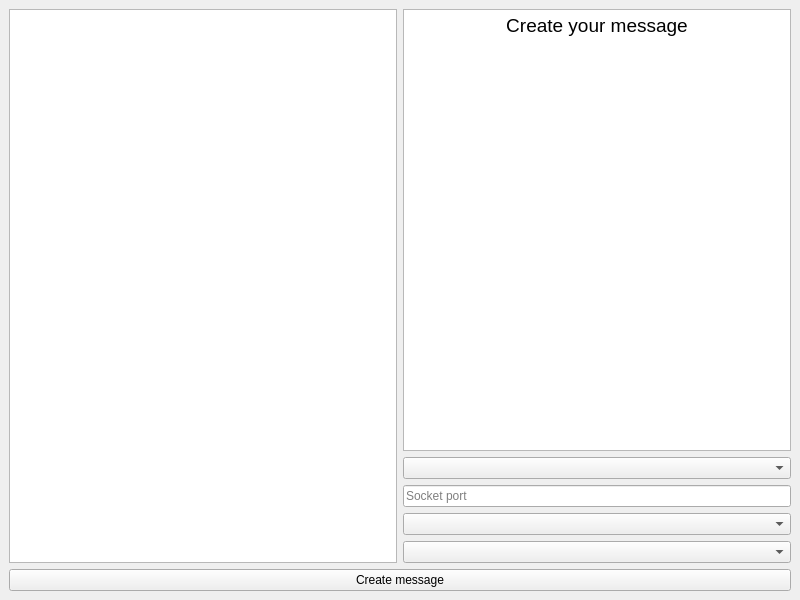
Qt form serv.ui (wei-blip/python_gui_rts) before a commit.
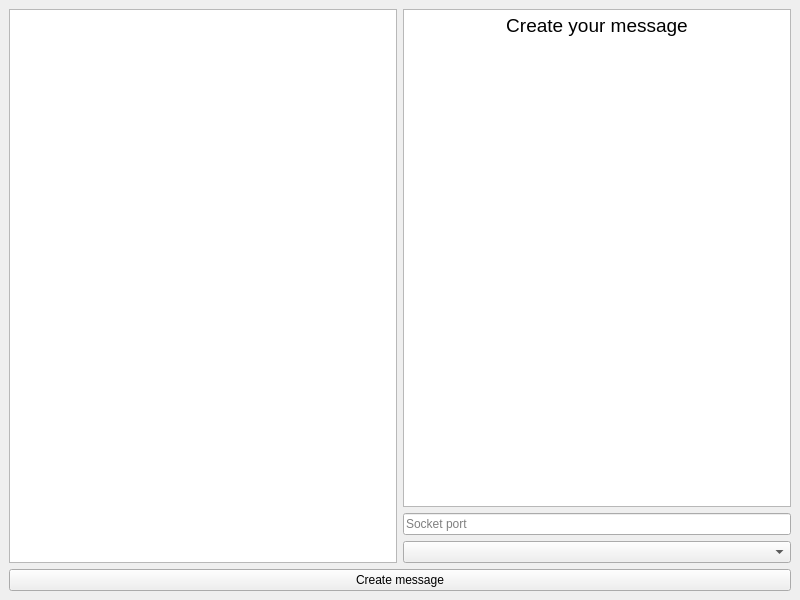
The same form after that commit.

Commit message: Ser2net is work only then ser2net.yaml located in etc/ser2net/ser2net.yaml. Added MyThreads.py (file with all threads). Deleted commands box with baudrate and serial ports. All threads initialize in ServWindow class

What changed in the file:
```diff
--- a/serv.ui
+++ b/serv.ui
@@ -36,9 +36,6 @@
           </property>
          </widget>
         </item>
-        <item>
-         <widget class="QComboBox" name="serialPort"/>
-        </item>
         <item>
          <widget class="QLineEdit" name="socketPort">
           <property name="placeholderText">
@@ -46,9 +43,6 @@
           </property>
          </widget>
         </item>
-        <item>
-         <widget class="QComboBox" name="baudrateSerialPort"/>
-        </item>
         <item>
          <widget class="QComboBox" name="choiceMessage">
           <property name="currentText">
```
The commit also changes 11 other files.
